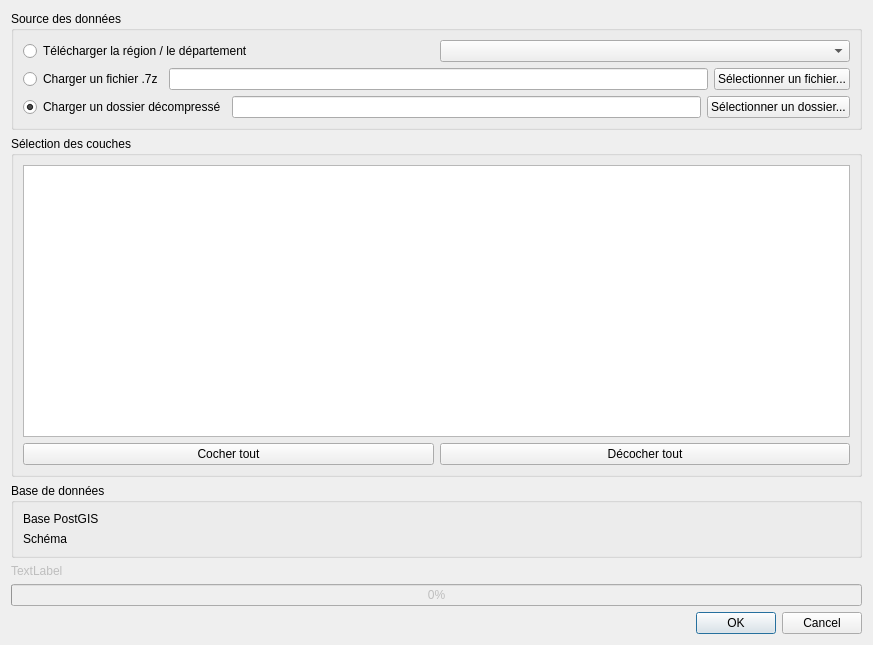
Above: bdtopo_importer_dialog_base.ui from aroche/bdtopo_importer before the change. Below: the same form after it.
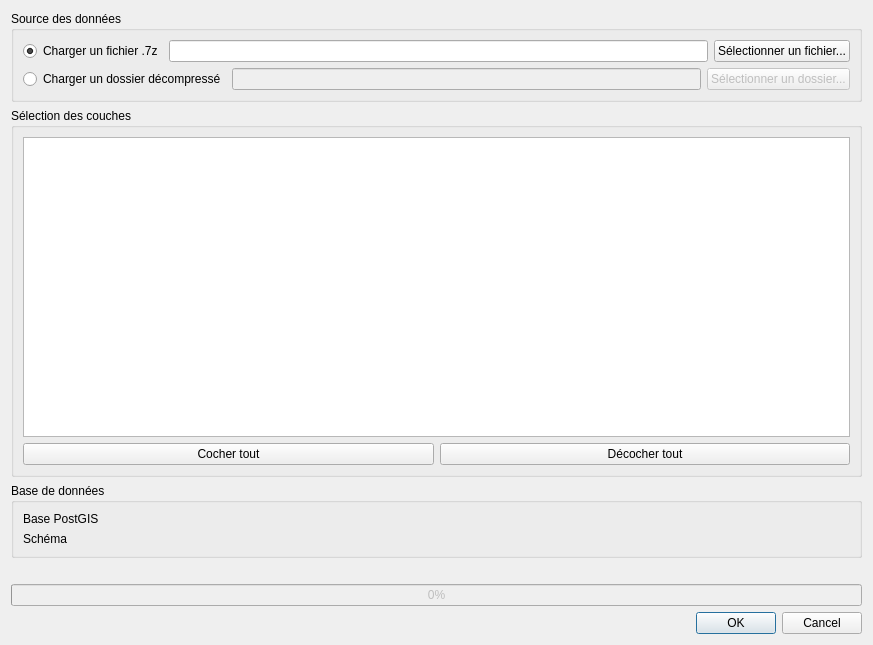
That is the form after the change.

Diff of the .ui file:
```diff
--- a/bdtopo_importer_dialog_base.ui
+++ b/bdtopo_importer_dialog_base.ui
@@ -20,23 +20,6 @@
       <string>Source des données</string>
      </property>
      <layout class="QVBoxLayout" name="verticalLayout_2">
-      <item>
-       <layout class="QHBoxLayout" name="horizontalLayout">
-        <item>
-         <widget class="QRadioButton" name="radio_download">
-          <property name="text">
-           <string>Télécharger la région / le département</string>
-          </property>
-          <property name="checked">
-           <bool>false</bool>
-          </property>
-         </widget>
-        </item>
-        <item>
-         <widget class="QComboBox" name="comboBox_dept"/>
-        </item>
-       </layout>
-      </item>
       <item>
        <layout class="QHBoxLayout" name="horizontalLayout_2">
         <item>
@@ -45,7 +28,7 @@
            <string>Charger un fichier .7z</string>
           </property>
           <property name="checked">
-           <bool>false</bool>
+           <bool>true</bool>
           </property>
          </widget>
         </item>
@@ -76,15 +59,22 @@
            <string>Charger un dossier décompressé</string>
           </property>
           <property name="checked">
-           <bool>true</bool>
+           <bool>false</bool>
           </property>
          </widget>
         </item>
         <item>
-         <widget class="QLineEdit" name="lineEdit_folder_path"/>
+         <widget class="QLineEdit" name="lineEdit_folder_path">
+          <property name="enabled">
+           <bool>false</bool>
+          </property>
+         </widget>
         </item>
         <item>
          <widget class="QPushButton" name="pushButton_folder_select">
+          <property name="enabled">
+           <bool>false</bool>
+          </property>
           <property name="text">
            <string>Sélectionner un dossier...</string>
           </property>
@@ -166,7 +156,7 @@
       <bool>false</bool>
      </property>
      <property name="text">
-      <string>TextLabel</string>
+      <string/>
      </property>
     </widget>
    </item>
```
